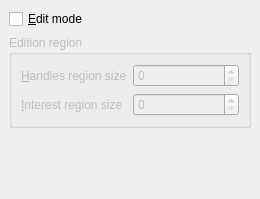
Above: Polyhedron/demo/Polyhedron/Deform_mesh.ui from CGAL/cgal before the change. Below: the same form after it.
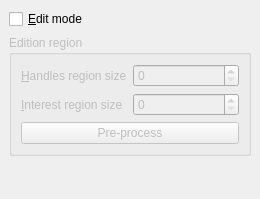
That is the form after the change.

```diff
--- a/Polyhedron/demo/Polyhedron/Deform_mesh.ui
+++ b/Polyhedron/demo/Polyhedron/Deform_mesh.ui
@@ -65,6 +65,13 @@
          </property>
         </widget>
        </item>
+       <item row="2" column="0" colspan="2">
+        <widget class="QPushButton" name="preProcessPb">
+         <property name="text">
+          <string>Pre-process</string>
+         </property>
+        </widget>
+       </item>
       </layout>
      </widget>
     </item>
```
